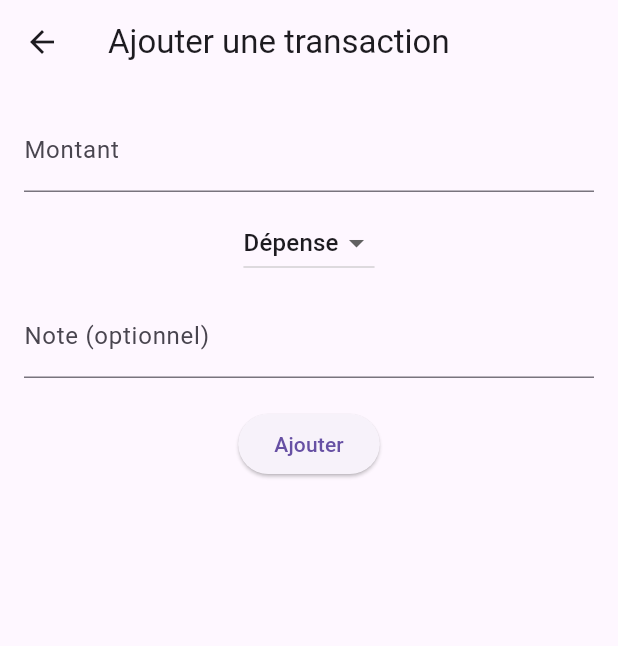
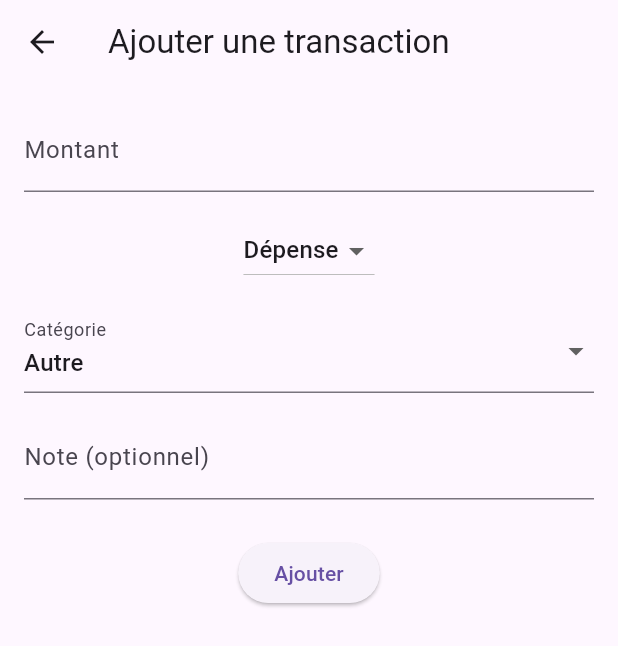
Before and after one commit to azizbenmsellem123-blip/GestionBudgetaire, a Flutter app: the AddTransactionView screen opened by its route, after a tap on "Ajouter", on a phone screen of 412 x 824 dp. Shown: the top 646 px of the screen. Run offline on Flutter 3.47's test engine with Material 3 defaults, Android fonts, the phone set to English and light mode, and no system bars; our stand-ins replace cloud_firestore, firebase_auth, firebase_core; accounts and stored records are empty.

```diff
--- a/lib/views/add_transaction_view.dart
+++ b/lib/views/add_transaction_view.dart
@@ -12,7 +12,18 @@ class AddTransactionView extends StatefulWidget {
 class _AddTransactionViewState extends State<AddTransactionView> {
   final amountController = TextEditingController();
   final noteController = TextEditingController();
+
   String type = "dépense";
+  String? selectedCategory = "Autre";
+
+  final List<String> categories = [
+    "Revenu",
+    "Courses",
+    "Transport",
+    "Factures",
+    "Divertissement",
+    "Autre"
+  ];
 
   @override
   Widget build(BuildContext context) {
@@ -24,16 +35,14 @@ class _AddTransactionViewState extends State<AddTransactionView> {
         padding: const EdgeInsets.all(16),
         child: Column(
           children: [
-            // Montant
             TextField(
               controller: amountController,
               keyboardType: TextInputType.number,
               decoration: const InputDecoration(labelText: "Montant"),
             ),
 
-            const SizedBox(height: 10),
+            const SizedBox(height: 15),
 
-            // Type : dépense / revenu
             DropdownButton<String>(
               value: type,
               items: const [
@@ -43,47 +52,59 @@ class _AddTransactionViewState extends State<AddTransactionView> {
               onChanged: (value) => setState(() => type = value!),
             ),
 
-            const SizedBox(height: 10),
+            const SizedBox(height: 15),
 
-            // Note optionnelle
+            DropdownButtonFormField(
+              decoration: const InputDecoration(labelText: "Catégorie"),
+              value: selectedCategory,
+              items: categories
+                  .map((c) =>
+                      DropdownMenuItem(value: c, child: Text(c)))
+                  .toList(),
+              onChanged: (value) {
+                setState(() {
+                  selectedCategory = value;
+                });
+              },
+            ),
+
+            const SizedBox(height: 15),
+
             TextField(
               controller: noteController,
-              decoration: const InputDecoration(labelText: "Note (optionnel)"),
+              decoration:
+                  const InputDecoration(labelText: "Note (optionnel)"),
             ),
 
-            const SizedBox(height: 20),
+            const SizedBox(height: 25),
 
-            // BOUTON AJOUTER
             ElevatedButton(
               onPressed: () async {
                 final double? amount =
                     double.tryParse(amountController.text.trim());
                 if (amount == null) return;
 
-                // 🔽 Référence à l'utilisateur
-                final userRef =
-                    FirebaseFirestore.instance.collection("users").doc(userId);
+                final userRef = FirebaseFirestore.instance
+                    .collection("users")
+                    .doc(userId);
 
-                // 🔽 On lit le budget actuel
                 final userDoc = await userRef.get();
                 double currentBudget = userDoc.data()?["budget"] ?? 0;
 
-                // 🔽 Mise à jour automatique du budget
                 if (type == "revenu") {
                   currentBudget += amount;
                 } else {
                   currentBudget -= amount;
                 }
 
-                // 🔽 Enregistrer la transaction
                 await userRef.collection("transactions").add({
                   "amount": amount,
                   "type": type,
+                  "category": selectedCategory,
                   "note": noteController.text.trim(),
                   "date": DateTime.now()
                 });
 
-                // 🔽 Enregistrer le nouveau budget
                 await userRef.update({"budget": currentBudget});
 
                 Navigator.pop(context);
```
Also changed, not shown: lib/views/category_list_view.dart (added, +86 -0 lines), lib/views/category_transaction_view.dart (added, +75 -0 lines), lib/views/edit_transaction_view.dart (+45 -29 lines), lib/views/home_view.dart (+84 -51 lines).
